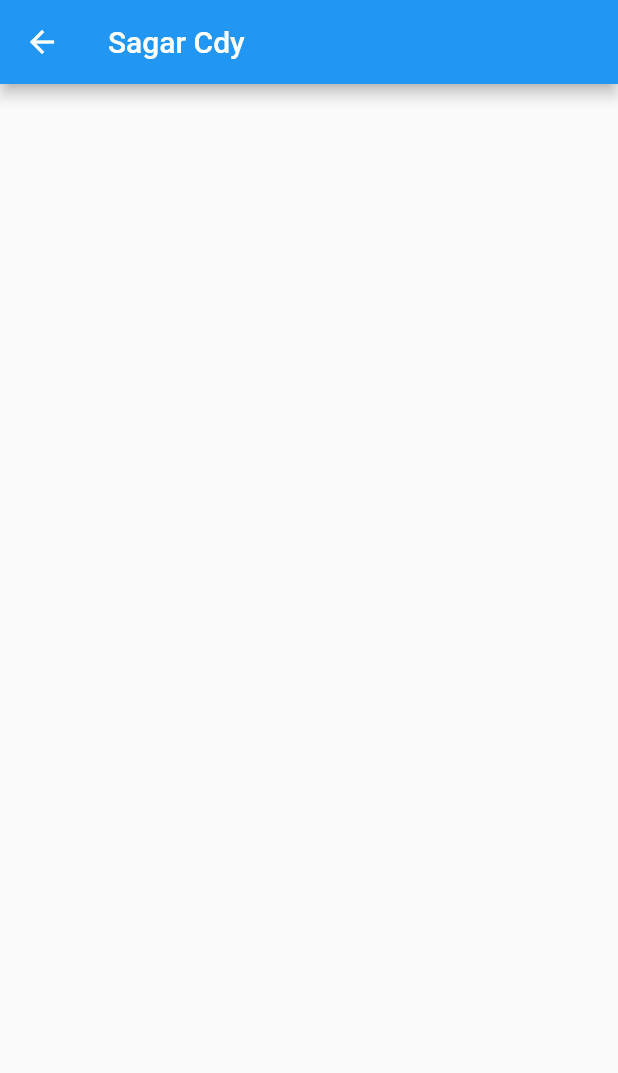
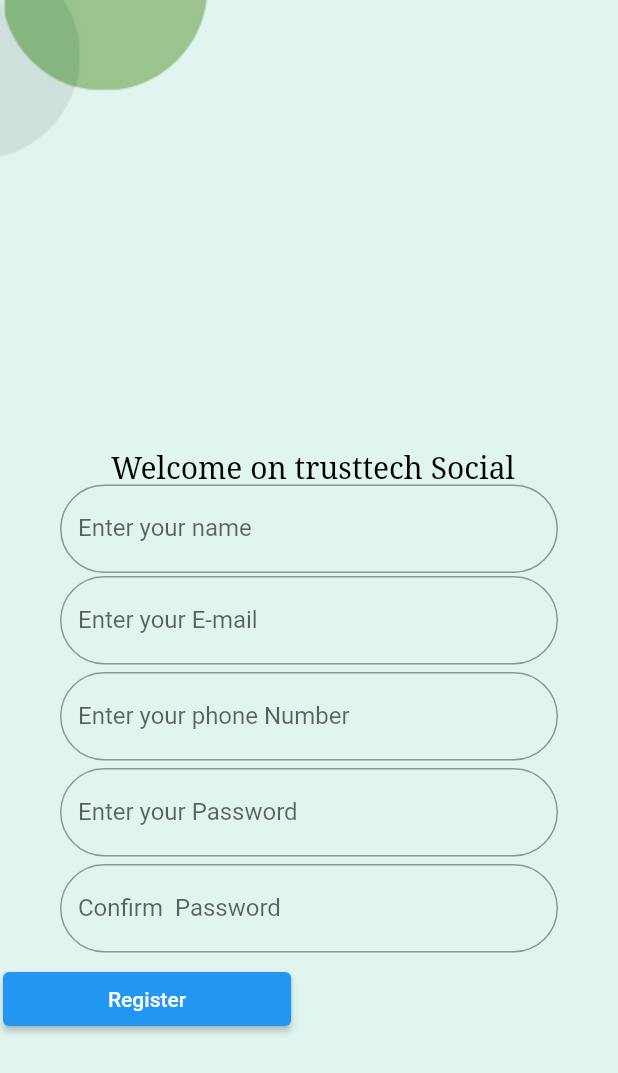
Before and after one commit to Marshallcdy/demoapp, a Flutter app: the Register screen opened directly, on a phone screen of 412 x 824 dp. Shown: the top 1073 px of the screen. Run offline on Flutter 3.47's test engine with Material 2 defaults, Android fonts, the phone set to English and light mode, and no system bars.

Commit message:
Demo check

```diff
--- a/lib/main.dart
+++ b/lib/main.dart
@@ -10,7 +10,7 @@ class MyApp extends StatelessWidget {
   @override
   Widget build(BuildContext context) {
     return MaterialApp(
-      home: HomePage(),
+      home: Register(),
     );
   }
 }
@@ -30,12 +30,12 @@ class HomePage extends StatelessWidget {
           Align(
             alignment: Alignment.topLeft,
             child: Image.asset(
-              "photos/logo.jpg",
+              "photos/rem.jpg",
             ),
           ),
           SizedBox(
-            height: 150,
-            width: 150,
+            height: 200,
+            width: 200,
             child: Image.asset("photos/talk.jpg"),
           ),
           TextButton(onPressed: (() {}), child: Text('TUSH TECH SOCIAL ')),
@@ -68,8 +68,103 @@ class Register extends StatelessWidget {
   @override
   Widget build(BuildContext context) {
     return Scaffold(
-      appBar: AppBar(
-        title: Text("Sagar Cdy"),
+      backgroundColor: const Color(0xFFE0F5F0),
+      body: ListView(
+        scrollDirection: Axis.vertical,
+        children: [
+          Column(
+            mainAxisAlignment: MainAxisAlignment.center,
+            crossAxisAlignment: CrossAxisAlignment.start,
+            children: [
+              Align(
+                alignment: Alignment.topLeft,
+                child: Image.asset(
+                  "photos/abc.jpg",
+                ),
+              ),
+              Align(
+                alignment: Alignment.topCenter,
+                child: const Text(
+                  " Welcome on trusttech Social",
+                  textAlign: TextAlign.start,
+                  style: TextStyle(
+                    fontSize: 20,
+                    color: Colors.black,
+                    fontFamily: 'serif',
+                  ),
+                ),
+              ),
+              Padding(
+                padding: const EdgeInsets.only(left: 40, right: 40, bottom: 2),
+                child: TextField(
+                  decoration: InputDecoration(
+                    labelText: 'Enter your name',
+                    border: OutlineInputBorder(
+                      borderRadius: BorderRadius.circular(30),
+                    ),
+                  ),
+                ),
+              ),
+              Padding(
+                padding: const EdgeInsets.only(left: 40, right: 40, bottom: 5),
+                child: TextField(
+                  decoration: InputDecoration(
+                    labelText: 'Enter your E-mail',
+                    border: OutlineInputBorder(
+                      borderRadius: BorderRadius.circular(30),
+                    ),
+                  ),
+                ),
+              ),
+              Padding(
+                padding: const EdgeInsets.only(left: 40, right: 40, bottom: 5),
+                child: TextField(
+                  decoration: InputDecoration(
+                    labelText: 'Enter your phone Number ',
+                    border: OutlineInputBorder(
+                      borderRadius: BorderRadius.circular(30),
+                    ),
+                  ),
+                ),
+              ),
+              Padding(
+                padding: const EdgeInsets.only(left: 40, right: 40, bottom: 5),
+                child: TextField(
+                  decoration: InputDecoration(
+                    labelText: 'Enter your Password',
+                    border: OutlineInputBorder(
+                      borderRadius: BorderRadius.circular(30),
+                    ),
+                  ),
+                ),
+              ),
+              Padding(
+                padding: const EdgeInsets.only(left: 40, right: 40, bottom: 5),
+                child: TextField(
+                  decoration: InputDecoration(
+                    labelText: "Confirm  Password",
+                    border: OutlineInputBorder(
+                      borderRadius: BorderRadius.circular(30),
+                    ),
+                  ),
+                ),
+              ),
+              Padding(
+                padding: const EdgeInsets.all(2.0),
+                child: ElevatedButton(
+                    onPressed: () {},
+                    style: ButtonStyle(
+                        padding: MaterialStatePropertyAll(EdgeInsets.only(
+                      top: 10,
+                      bottom: 10,
+                      left: 70,
+                      right: 70,
+                    ))),
+                    child: const Text("Register")),
+              ),
+            ],
+          ),
+        ],
       ),
     );
   }
--- a/pubspec.yaml
+++ b/pubspec.yaml
@@ -63,6 +63,8 @@ flutter:
   assets:
      - photos/logo.jpg
      - photos/talk.jpg
+     - photos/rem.jpg
+     - photos/abc.jpg
   #  - images/a_dot_ham.jpeg
 
   # An image asset can refer to one or more resolution-specific "variants", see
```
Also changed, not shown: photos/abc.jpg (added), photos/rem.jpg (added), 1 other file.
